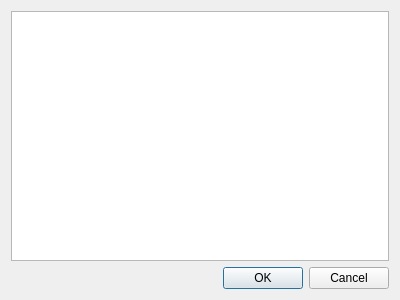
This is ui/processDialog/processdialog.ui in kik4444/simple-process-tracker as Qt 5 draws it before an edit. The edited form follows.
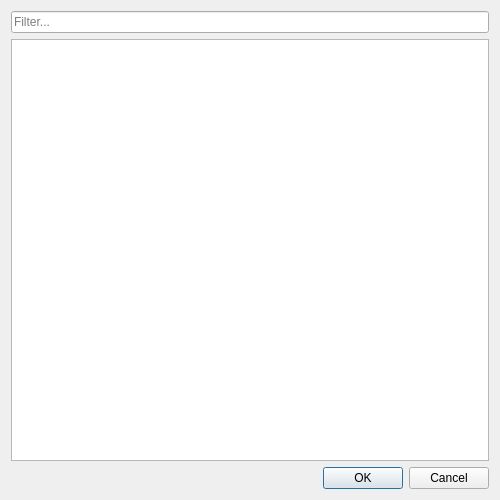
This is the edited form.

Commit message: Implemented filtering process list

Patch:
```diff
--- a/ui/processDialog/processdialog.ui
+++ b/ui/processDialog/processdialog.ui
@@ -6,8 +6,8 @@
    <rect>
     <x>0</x>
     <y>0</y>
-    <width>400</width>
-    <height>300</height>
+    <width>500</width>
+    <height>500</height>
    </rect>
   </property>
   <property name="windowTitle">
@@ -15,7 +15,18 @@
   </property>
   <layout class="QVBoxLayout" name="verticalLayout">
    <item>
-    <widget class="QListWidget" name="listWidget"/>
+    <widget class="QLineEdit" name="lineEdit">
+     <property name="placeholderText">
+      <string>Filter...</string>
+     </property>
+    </widget>
+   </item>
+   <item>
+    <widget class="QListWidget" name="listWidget">
+     <property name="sortingEnabled">
+      <bool>true</bool>
+     </property>
+    </widget>
    </item>
    <item>
     <widget class="QDialogButtonBox" name="buttonBox">
```
The commit also changes 2 other files.
